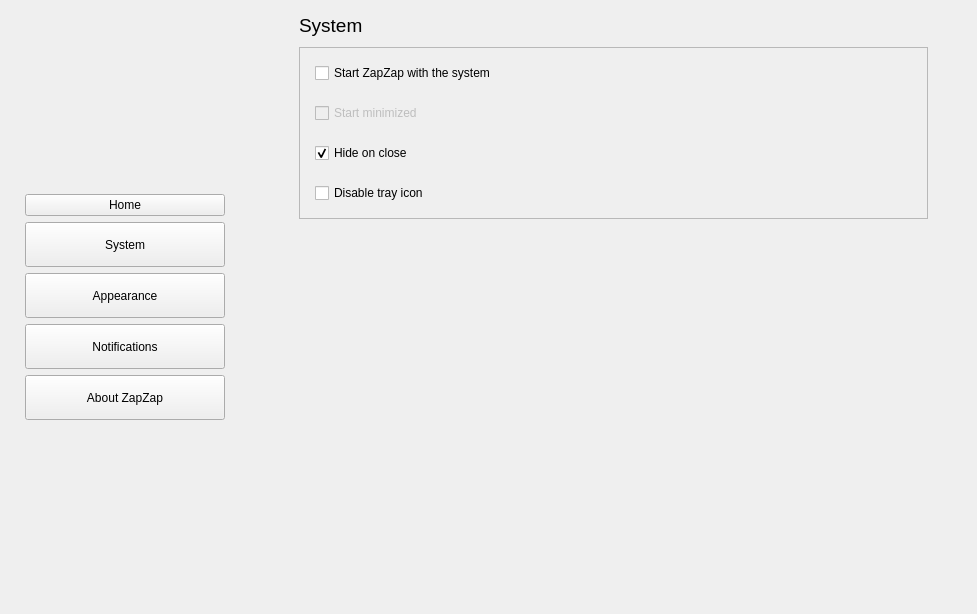
Qt form zapzap/view/settings_new.ui (rafatosta/zapzap) before a commit.
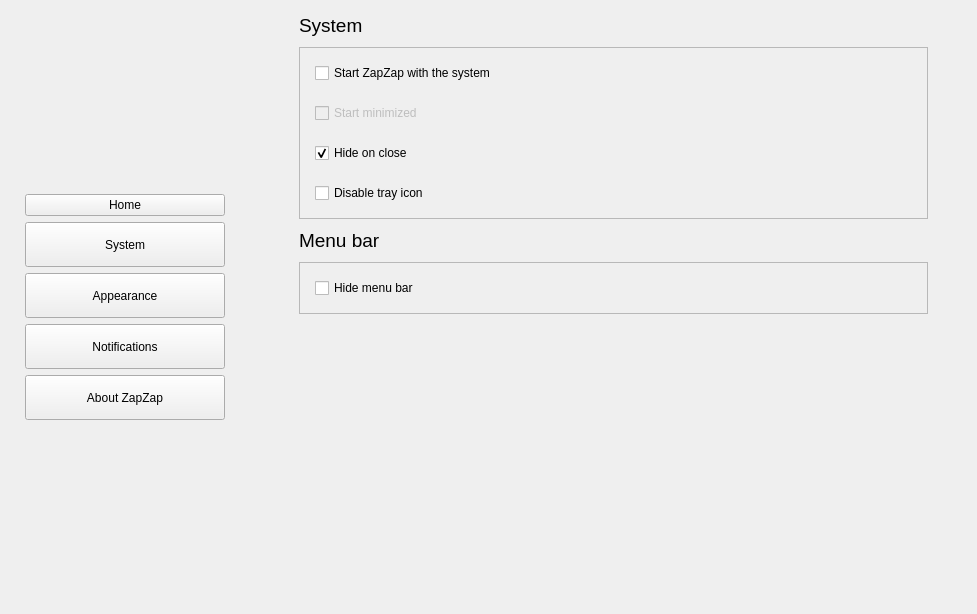
The same form after that commit. The open tabs and pages were chosen to show the change.

Commit message: Hide menu bar

```diff
--- a/zapzap/view/settings_new.ui
+++ b/zapzap/view/settings_new.ui
@@ -352,6 +352,58 @@
                </layout>
               </widget>
              </item>
+             <item>
+              <widget class="QLabel" name="label_14">
+               <property name="font">
+                <font>
+                 <pointsize>14</pointsize>
+                </font>
+               </property>
+               <property name="text">
+                <string>Menu bar</string>
+               </property>
+              </widget>
+             </item>
+             <item>
+              <widget class="QFrame" name="frameMenuBar">
+               <property name="minimumSize">
+                <size>
+                 <width>0</width>
+                 <height>0</height>
+                </size>
+               </property>
+               <property name="frameShape">
+                <enum>QFrame::StyledPanel</enum>
+               </property>
+               <property name="frameShadow">
+                <enum>QFrame::Raised</enum>
+               </property>
+               <layout class="QVBoxLayout" name="verticalLayout_19">
+                <property name="spacing">
+                 <number>20</number>
+                </property>
+                <property name="leftMargin">
+                 <number>15</number>
+                </property>
+                <property name="topMargin">
+                 <number>15</number>
+                </property>
+                <property name="rightMargin">
+                 <number>15</number>
+                </property>
+                <property name="bottomMargin">
+                 <number>15</number>
+                </property>
+                <item>
+                 <widget class="QCheckBox" name="disableTrayIcon_2">
+                  <property name="text">
+                   <string>Hide menu bar</string>
+                  </property>
+                 </widget>
+                </item>
+               </layout>
+              </widget>
+             </item>
             </layout>
            </item>
            <item>
```
Left out of the diff: 2 changed lines with no effect on the pictures. The commit also changes 1 other file.
